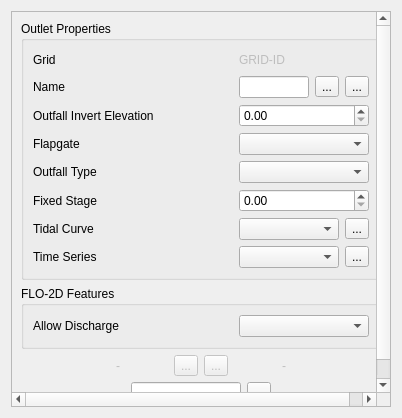
Old version of the form flo2d/ui/outlet_attributes.ui in the repository FLO-2DSoftware/qgis-flo-2d-plugin.
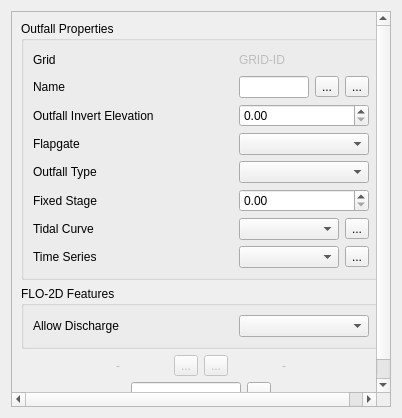
New version of the form. Icons and pictures are not drawn.

Commit message: Changed outlet to outfall

The edit to the form file:
```diff
--- a/flo2d/ui/outlet_attributes.ui
+++ b/flo2d/ui/outlet_attributes.ui
@@ -238,7 +238,7 @@
        <item row="0" column="0">
         <widget class="QGroupBox" name="inlet_junction_grpbox">
          <property name="title">
-          <string>Outlet Properties</string>
+          <string>Outfall Properties</string>
          </property>
          <layout class="QGridLayout" name="gridLayout_6">
           <item row="0" column="0">
```
The commit also changes 11 other files.
